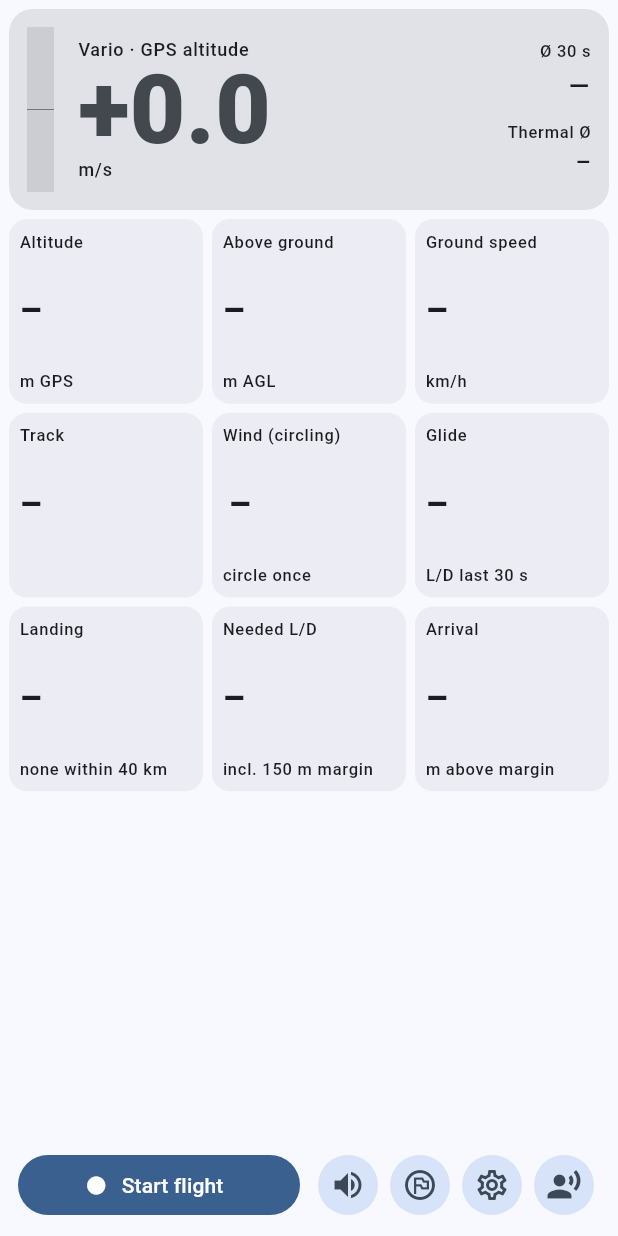
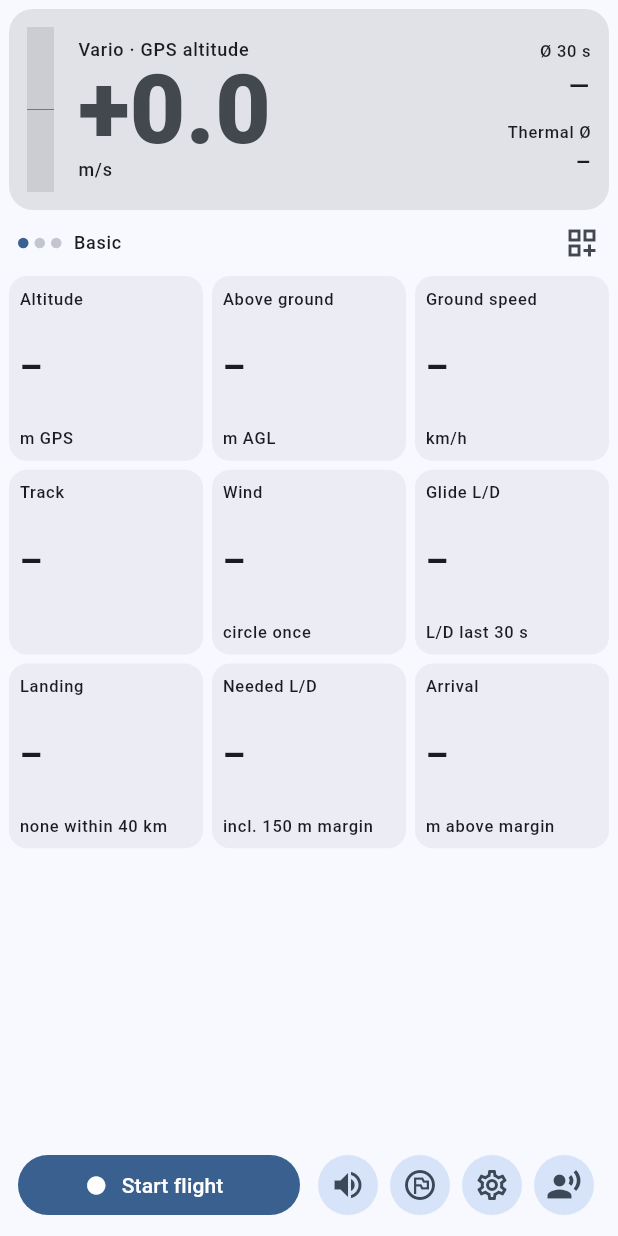
Before and after one commit to nevbie/aeric, a Flutter app: the FlightScreen widget shown alone on an empty page, opened directly, on a phone screen of 412 x 824 dp. Run offline on Flutter 3.47's test engine with Material 3 defaults, Android fonts, the phone set to English and light mode, and no system bars; our stand-ins replace file_picker, flutter_map, flutter_tts, geolocator, latlong2, sensors_plus and 3 more; missing offline and left inert: flutter_pcm_sound, mobile_scanner, universal_ble; accounts and stored records are empty; network calls fail.

Commit message:
Customisable instrument pages; v0.3 docs
- 17 instruments (altitude, AGL, speed, track, wind, glide, landing, needed
  L/D, arrival, 30 s / thermal average, thermal gain, flight time, task next /
  goal, airspace, max altitude) on swipeable pages
- Edit mode: tap a tile to swap or remove it (chip picker that fits one
  screen), add tiles and pages, delete pages, reset; layouts saved as JSON
- Default pages Basic, XC and Safety
- README/PLAN: v0.3 features
- 95 tests

Co-Authored-By: Claude Opus 5.5 <noreply@anthropic.com>
Claude-Session: https://claude.ai/code/session_018njfNpXsXV8e3jDyTF5WCn

```diff
--- a/lib/services/settings.dart
+++ b/lib/services/settings.dart
@@ -27,6 +27,9 @@ class Settings extends ChangeNotifier {
   double volume = 0.6;
   bool voice = true;
 
+  /// Instrument page layouts (JSON, see ui/instruments.dart); null = defaults.
+  String? pagesJson;
+
   /// Manual QNH in hPa; null = calibrate automatically on the launch height / GPS.
   double? qnhHpa;
 
@@ -47,6 +50,7 @@ class Settings extends ChangeNotifier {
       volume = p.getDouble('volume') ?? volume;
       voice = p.getBool('voice') ?? voice;
       qnhHpa = p.getDouble('qnh');
+      pagesJson = p.getString('pages');
     } catch (e) {
       debugPrint('settings: $e');
     }
@@ -67,6 +71,11 @@ class Settings extends ChangeNotifier {
     await p.setDouble('sink', sinkAlarmMs);
     await p.setDouble('volume', volume);
     await p.setBool('voice', voice);
+    if (pagesJson == null) {
+      await p.remove('pages');
+    } else {
+      await p.setString('pages', pagesJson!);
+    }
     if (qnhHpa == null) {
       await p.remove('qnh');
     } else {
--- a/lib/ui/flight_screen.dart
+++ b/lib/ui/flight_screen.dart
@@ -10,6 +10,7 @@ import '../services/settings.dart';
 import '../services/task_store.dart';
 import '../core/task/task.dart';
 import 'common.dart';
+import 'instruments.dart';
 import 'settings_screen.dart';
 import 'task_sheet.dart';
 import 'thermal_assistant_view.dart';
@@ -24,48 +25,12 @@ class FlightScreen extends StatelessWidget {
     return ListenableBuilder(
       listenable: Listenable.merge([fc, TaskStore.instance]),
       builder: (context, _) {
-        final f = fc.fix;
-        final fg = fc.finalGlideToLanding;
-        final w = fc.wind;
         return Column(children: [
           if (fc.airspaceWarnings.isNotEmpty) _AirspaceBanner(fc.airspaceWarnings),
           _VarioPanel(fc.varioMs, fc.avg30Ms, fc.thermalAvgMs, fc.thermalGainM, fc.varioSource),
           if (fc.assist case final a?) ThermalAssistantView(a, trackDeg: fc.trackDeg),
           if (TaskStore.instance.task != null) _TaskCard(fc),
-          Expanded(
-            child: GridView.count(
-              crossAxisCount: 3,
-              childAspectRatio: 1.05,
-              padding: const EdgeInsets.all(6),
-              mainAxisSpacing: 6,
-              crossAxisSpacing: 6,
-              children: [
-                _Tile('Altitude', f == null ? '–' : '${f.altM.round()}', 'm${fc.hasBarometer ? ' baro' : ' GPS'}'),
-                _Tile('Above ground', fc.aglM == null ? '–' : '${fc.aglM!.round()}', 'm AGL'),
-                _Tile('Ground speed', f == null ? '–' : fc.groundSpeedKmh.toStringAsFixed(0), 'km/h'),
-                _Tile('Track', fc.trackDeg == null ? '–' : '${fc.trackDeg!.round()}°', fc.trackDeg == null ? '' : compass(fc.trackDeg!)),
-                _WindTile(w?.fromDeg, w?.speedKmh, fc.trackDeg),
-                _Tile('Glide', fc.glideRatio == null ? '–' : fc.glideRatio!.toStringAsFixed(1), 'L/D last 30 s'),
-                _Tile(
-                  'Landing',
-                  fg == null ? '–' : '${fg.distanceKm.toStringAsFixed(1)} km',
-                  fc.landing == null || fg == null ? 'none within 40 km' : '${fc.landing!.name} · ${compass(fg.bearingDeg)}',
-                ),
-                _Tile(
-                  'Needed L/D',
-                  fg?.requiredGlideRatio == null ? '–' : fg!.requiredGlideRatio!.toStringAsFixed(1),
-                  'incl. ${Settings.instance.safetyMarginM.round()} m margin',
-                  color: fg == null ? null : (fg.reachable ? goColor : noGoColor),
-                ),
-                _Tile(
-                  'Arrival',
-                  fg == null || fg.arrivalHeightM.isInfinite ? '–' : '${fg.arrivalHeightM.round()}',
-                  'm above margin',
-                  color: fg == null ? null : (fg.reachable ? goColor : noGoColor),
-                ),
-              ],
-            ),
-          ),
+          Expanded(child: _InstrumentPages(fc)),
           if (fc.error != null) ErrorText(fc.error!),
           Padding(
             padding: const EdgeInsets.fromLTRB(12, 0, 12, 10),
@@ -227,74 +192,6 @@ class _BarPainter extends CustomPainter {
   bool shouldRepaint(_BarPainter old) => old.v != v || old.color != color;
 }
 
-class _Tile extends StatelessWidget {
-  const _Tile(this.label, this.value, this.unit, {this.color});
-  final String label;
-  final String value;
-  final String unit;
-  final Color? color;
-
-  @override
-  Widget build(BuildContext context) {
-    final t = Theme.of(context).textTheme;
-    return Container(
-      padding: const EdgeInsets.all(7),
-      decoration: BoxDecoration(
-        color: Theme.of(context).colorScheme.surfaceContainer,
-        borderRadius: BorderRadius.circular(12),
-      ),
-      child: Column(crossAxisAlignment: CrossAxisAlignment.start, children: [
-        Text(label, style: t.labelSmall, maxLines: 1, overflow: TextOverflow.ellipsis),
-        // The value takes the remaining height and shrinks on small screens.
-        Expanded(
-          child: FittedBox(
-            fit: BoxFit.scaleDown,
-            alignment: Alignment.centerLeft,
-            child: Text(value, style: t.headlineSmall?.copyWith(fontWeight: FontWeight.w700, color: color)),
-          ),
-        ),
-        Text(unit, style: t.labelSmall, maxLines: 1, overflow: TextOverflow.ellipsis),
-      ]),
-    );
-  }
-}
-
-class _WindTile extends StatelessWidget {
-  const _WindTile(this.fromDeg, this.speedKmh, this.trackDeg);
-  final double? fromDeg;
-  final double? speedKmh;
-  final double? trackDeg;
-
-  @override
-  Widget build(BuildContext context) {
-    final t = Theme.of(context).textTheme;
-    return Container(
-      padding: const EdgeInsets.all(7),
-      decoration: BoxDecoration(
-        color: Theme.of(context).colorScheme.surfaceContainer,
-        borderRadius: BorderRadius.circular(12),
-      ),
-      child: Column(crossAxisAlignment: CrossAxisAlignment.start, children: [
-        Text('Wind (circling)', style: t.labelSmall, maxLines: 1, overflow: TextOverflow.ellipsis),
-        Expanded(
-          child: FittedBox(
-            fit: BoxFit.scaleDown,
-            alignment: Alignment.centerLeft,
-            child: Row(mainAxisSize: MainAxisSize.min, children: [
-              if (fromDeg != null)
-                // Arrow points where the wind blows to.
-                Transform.rotate(angle: (fromDeg! + 180) * math.pi / 180, child: const Icon(Icons.navigation, size: 22)),
-              const SizedBox(width: 4),
-              Text(speedKmh == null ? '–' : speedKmh!.toStringAsFixed(0), style: t.headlineSmall?.copyWith(fontWeight: FontWeight.w700)),
-            ]),
-          ),
-        ),
-        Text(fromDeg == null ? 'circle once' : 'km/h from ${compass(fromDeg!)}', style: t.labelSmall, maxLines: 1),
-      ]),
-    );
-  }
-}
-
 class _TaskCard extends StatelessWidget {
   const _TaskCard(this.fc);
   final FlightController fc;
@@ -339,3 +236,154 @@ class _TaskCard extends StatelessWidget {
     );
   }
 }
+
+/// Swipeable pages of instrument tiles; editable (tap a tile to change it).
+class _InstrumentPages extends StatefulWidget {
+  const _InstrumentPages(this.fc);
+  final FlightController fc;
+
+  @override
+  State<_InstrumentPages> createState() => _InstrumentPagesState();
+}
+
+class _InstrumentPagesState extends State<_InstrumentPages> {
+  final _controller = PageController();
+  late List<InstrumentPage> pages = decodePages(Settings.instance.pagesJson);
+  int page = 0;
+  bool editing = false;
+
+  @override
+  void dispose() {
+    _controller.dispose();
+    super.dispose();
+  }
+
+  void _save() {
+    Settings.instance.update((s) => s.pagesJson = encodePages(pages));
+    setState(() {});
+  }
+
+  Future<void> _pick(int pageIndex, int? tileIndex) async {
+    final choice = await showModalBottomSheet<Object>(
+      context: context,
+      showDragHandle: true,
+      isScrollControlled: true, // as tall as the chips need
+      builder: (ctx) => SafeArea(
+        child: SingleChildScrollView(
+          padding: const EdgeInsets.fromLTRB(16, 0, 16, 16),
+          // Chips instead of a long list: everything fits on one screen.
+          child: Wrap(spacing: 8, runSpacing: 4, children: [
+            if (tileIndex != null)
+              ActionChip(
+                avatar: const Icon(Icons.delete_outline, size: 18),
+                label: const Text('Remove tile'),
+                onPressed: () => Navigator.pop(ctx, 'remove'),
+              ),
+            for (final i in Instrument.values) ActionChip(label: Text(i.label), onPressed: () => Navigator.pop(ctx, i)),
+          ]),
+        ),
+      ),
+    );
+    if (choice == null) return;
+    final tiles = pages[pageIndex].tiles;
+    if (choice == 'remove' && tileIndex != null) {
+      tiles.removeAt(tileIndex);
+    } else if (choice is Instrument) {
+      tileIndex == null ? tiles.add(choice) : tiles[tileIndex] = choice;
+    }
+    _save();
+  }
+
+  @override
+  Widget build(BuildContext context) {
+    final t = Theme.of(context).textTheme;
+    return Column(children: [
+      Padding(
+        padding: const EdgeInsets.fromLTRB(12, 2, 4, 0),
+        child: Row(children: [
+          for (var i = 0; i < pages.length; i++)
+            Padding(
+              padding: const EdgeInsets.only(right: 4),
+              child: Container(
+                width: 7,
+                height: 7,
+                decoration: BoxDecoration(
+                  shape: BoxShape.circle,
+                  color: i == page ? Theme.of(context).colorScheme.primary : Theme.of(context).colorScheme.outlineVariant,
+                ),
+              ),
+            ),
+          const SizedBox(width: 4),
+          Expanded(child: Text(pages[page].name, style: t.labelMedium, overflow: TextOverflow.ellipsis)),
+          if (editing) ...[
+            IconButton(
+              visualDensity: VisualDensity.compact,
+              tooltip: 'Add page',
+              icon: const Icon(Icons.add_box_outlined),
+              onPressed: () {
+                pages.add(InstrumentPage('Page ${pages.length + 1}', [Instrument.altitude, Instrument.groundSpeed]));
+                _save();
+              },
+            ),
+            if (pages.length > 1)
+              IconButton(
+                visualDensity: VisualDensity.compact,
+                tooltip: 'Delete page',
+                icon: const Icon(Icons.delete_outline),
+                onPressed: () {
+                  pages.removeAt(page);
+                  page = 0;
+                  _controller.jumpToPage(0);
+                  _save();
+                },
+              ),
+            IconButton(
+              visualDensity: VisualDensity.compact,
+              tooltip: 'Reset pages',
+              icon: const Icon(Icons.restart_alt),
+              onPressed: () {
+                pages = defaultPages();
+                page = 0;
+                _controller.jumpToPage(0);
+                Settings.instance.update((s) => s.pagesJson = null);
+                setState(() {});
+              },
+            ),
+          ],
+          IconButton(
+            visualDensity: VisualDensity.compact,
+            tooltip: editing ? 'Done' : 'Edit pages',
+            icon: Icon(editing ? Icons.check : Icons.dashboard_customize_outlined),
+            onPressed: () => setState(() => editing = !editing),
+          ),
+        ]),
+      ),
+      Expanded(
+        child: PageView.builder(
+          controller: _controller,
+          itemCount: pages.length,
+          onPageChanged: (i) => setState(() => page = i),
+          itemBuilder: (context, pi) {
+            final tiles = pages[pi].tiles;
+            return GridView.count(
+              crossAxisCount: 3,
+              childAspectRatio: 1.05,
+              padding: const EdgeInsets.fromLTRB(6, 2, 6, 6),
+              mainAxisSpacing: 6,
+              crossAxisSpacing: 6,
+              children: [
+                for (var i = 0; i < tiles.length; i++)
+                  InstrumentTile(tiles[i], widget.fc, editing: editing, onTap: editing ? () => _pick(pi, i) : null),
+                if (editing)
+                  OutlinedButton(
+                    onPressed: () => _pick(pi, null),
+                    child: const Icon(Icons.add),
+                  ),
+              ],
+            );
+          },
+        ),
+      ),
+    ]);
+  }
+}
--- /dev/null
+++ b/lib/ui/instruments.dart
@@ -0,0 +1,184 @@
+import 'dart:convert';
+import 'dart:math' as math;
+
+import 'package:flutter/material.dart';
+
+import '../core/flight/geo.dart';
+import '../core/geo.dart';
+import '../services/flight_controller.dart';
+import '../services/settings.dart';
+import '../services/task_store.dart';
+import 'common.dart';
+
+/// Everything that can be put on an instrument page.
+enum Instrument {
+  altitude('Altitude'),
+  agl('Above ground'),
+  groundSpeed('Ground speed'),
+  track('Track'),
+  wind('Wind'),
+  glide('Glide L/D'),
+  landing('Landing'),
+  neededLd('Needed L/D'),
+  arrival('Arrival'),
+  avg30('Average 30 s'),
+  thermalAvg('Thermal average'),
+  thermalGain('Thermal gain'),
+  flightTime('Flight time'),
+  taskNext('Task: next'),
+  taskGoal('Task: goal'),
+  airspace('Airspace'),
+  maxAlt('Max altitude');
+
+  const Instrument(this.label);
+  final String label;
+
+  static Instrument? byName(String n) => Instrument.values.where((i) => i.name == n).firstOrNull;
+}
+
+/// One page of tiles.
+class InstrumentPage {
+  InstrumentPage(this.name, this.tiles);
+  String name;
+  List<Instrument> tiles;
+
+  Map<String, dynamic> toJson() => {'name': name, 'tiles': [for (final t in tiles) t.name]};
+  factory InstrumentPage.fromJson(Map<String, dynamic> j) => InstrumentPage(
+        '${j['name'] ?? 'Page'}',
+        (j['tiles'] as List? ?? const []).cast<String>().map(Instrument.byName).whereType<Instrument>().toList(),
+      );
+}
+
+List<InstrumentPage> defaultPages() => [
+      InstrumentPage('Basic', [
+        Instrument.altitude, Instrument.agl, Instrument.groundSpeed, Instrument.track, Instrument.wind,
+        Instrument.glide, Instrument.landing, Instrument.neededLd, Instrument.arrival,
+      ]),
+      InstrumentPage('XC', [
+        Instrument.thermalAvg, Instrument.thermalGain, Instrument.avg30, Instrument.wind, Instrument.glide,
+        Instrument.altitude, Instrument.taskNext, Instrument.taskGoal, Instrument.flightTime,
+      ]),
+      InstrumentPage('Safety', [
+        Instrument.airspace, Instrument.agl, Instrument.landing, Instrument.arrival, Instrument.neededLd,
+        Instrument.maxAlt,
+      ]),
+    ];
+
+String encodePages(List<InstrumentPage> pages) => jsonEncode([for (final p in pages) p.toJson()]);
+
+List<InstrumentPage> decodePages(String? json) {
+  if (json == null) return defaultPages();
+  try {
+    final pages = (jsonDecode(json) as List).cast<Map<String, dynamic>>().map(InstrumentPage.fromJson).toList();
+    return pages.isEmpty ? defaultPages() : pages;
+  } catch (_) {
+    return defaultPages();
+  }
+}
+
+/// Value, unit and colour of an instrument for the current flight state.
+(String, String, Color?) instrumentValue(Instrument i, FlightController fc) {
+  final f = fc.fix;
+  final fg = fc.finalGlideToLanding;
+  String n(double? v, [int d = 0]) => v == null ? '–' : v.toStringAsFixed(d);
+  Color? reach(bool ok) => ok ? goColor : noGoColor;
+  switch (i) {
+    case Instrument.altitude:
+      return (n(f?.altM), 'm${fc.hasBarometer ? ' baro' : ' GPS'}', null);
+    case Instrument.agl:
+      return (n(fc.aglM), 'm AGL', null);
+    case Instrument.groundSpeed:
+      return (f == null ? '–' : n(fc.groundSpeedKmh), 'km/h', null);
+    case Instrument.track:
+      return (fc.trackDeg == null ? '–' : '${fc.trackDeg!.round()}°', fc.trackDeg == null ? '' : compass(fc.trackDeg!), null);
+    case Instrument.wind:
+      final w = fc.wind;
+      return (w == null ? '–' : n(w.speedKmh), w == null ? 'circle once' : 'km/h from ${compass(w.fromDeg)}', null);
+    case Instrument.glide:
+      return (n(fc.glideRatio, 1), 'L/D last 30 s', null);
+    case Instrument.landing:
+      return (
+        fg == null ? '–' : '${fg.distanceKm.toStringAsFixed(1)} km',
+        fc.landing == null || fg == null ? 'none within 40 km' : '${fc.landing!.name} · ${compass(fg.bearingDeg)}',
+        null
+      );
+    case Instrument.neededLd:
+      return (n(fg?.requiredGlideRatio, 1), 'incl. ${Settings.instance.safetyMarginM.round()} m margin', fg == null ? null : reach(fg.reachable));
+    case Instrument.arrival:
+      return (
+        fg == null || fg.arrivalHeightM.isInfinite ? '–' : '${fg.arrivalHeightM.round()}',
+        'm above margin',
+        fg == null ? null : reach(fg.reachable)
+      );
+    case Instrument.avg30:
+      return (n(fc.avg30Ms, 1), 'm/s', null);
+    case Instrument.thermalAvg:
+      return (n(fc.thermalAvgMs, 1), 'm/s in thermal', null);
+    case Instrument.thermalGain:
+      return (fc.thermalGainM == null ? '–' : '+${fc.thermalGainM!.round()}', 'm this thermal', null);
+    case Instrument.flightTime:
+      final t = fc.takeoffTime;
+      if (t == null || f == null) return ('–', 'not flying', null);
+      final d = f.time.difference(t);
+      return ('${d.inHours}:${(d.inMinutes % 60).toString().padLeft(2, '0')}', 'h:min', null);
+    case Instrument.taskNext:
+      final p = TaskStore.instance.progress;
+      final r = fc.taskRoute;
+      if (p?.nextTurnpoint == null || r == null || r.legsM.isEmpty || f == null) return ('–', p == null ? 'no task' : 'next', null);
+      final touch = r.points.first;
+      return ('${(r.legsM.first / 1000).toStringAsFixed(1)} km', '${p!.nextTurnpoint!.name} · ${compass(bearingDeg(f.lat, f.lon, touch.$1, touch.$2))}', null);
+    case Instrument.taskGoal:
+      final r = fc.taskRoute;
+      return (r == null ? '–' : '${(r.totalM / 1000).toStringAsFixed(1)} km', fc.taskRequiredGlide == null ? 'to goal' : 'L/D ${n(fc.taskRequiredGlide, 1)}', null);
+    case Instrument.airspace:
+      final w = fc.airspaceWarnings.firstOrNull;
+      if (w == null) return ('clear', 'airspace', goColor);
+      return (w.horizontalM == 0 ? 'IN' : '${w.horizontalM.round()} m', '${w.airspace.cls} ${w.airspace.name}', noGoColor);
+    case Instrument.maxAlt:
+      final alts = fc.track.map((x) => x.altM);
+      return (alts.isEmpty ? '–' : '${alts.reduce(math.max).round()}', 'm max', null);
+  }
+}
+
+class InstrumentTile extends StatelessWidget {
+  const InstrumentTile(this.instrument, this.fc, {super.key, this.editing = false, this.onTap});
+  final Instrument instrument;
+  final FlightController fc;
+  final bool editing;
+  final VoidCallback? onTap;
+
+  @override
+  Widget build(BuildContext context) {
+    final t = Theme.of(context).textTheme;
+    final (value, unit, color) = instrumentValue(instrument, fc);
+    return GestureDetector(
+      onTap: onTap,
+      child: Container(
+        padding: const EdgeInsets.all(7),
+        decoration: BoxDecoration(
+          color: Theme.of(context).colorScheme.surfaceContainer,
+          borderRadius: BorderRadius.circular(12),
+          border: editing ? Border.all(color: Theme.of(context).colorScheme.primary, width: 2) : null,
+        ),
+        child: Column(crossAxisAlignment: CrossAxisAlignment.start, children: [
+          Row(children: [
+            Expanded(child: Text(instrument.label, style: t.labelSmall, maxLines: 1, overflow: TextOverflow.ellipsis)),
+            if (editing) const Icon(Icons.edit, size: 14),
+          ]),
+          Expanded(
+            child: FittedBox(
+              fit: BoxFit.scaleDown,
+              alignment: Alignment.centerLeft,
+              child: Row(mainAxisSize: MainAxisSize.min, children: [
+                if (instrument == Instrument.wind && fc.wind != null)
+                  Transform.rotate(angle: (fc.wind!.fromDeg + 180) * math.pi / 180, child: const Icon(Icons.navigation, size: 22)),
+                Text(value, style: t.headlineSmall?.copyWith(fontWeight: FontWeight.w700, color: color)),
+              ]),
+            ),
+          ),
+          Text(unit, style: t.labelSmall, maxLines: 1, overflow: TextOverflow.ellipsis),
+        ]),
+      ),
+    );
+  }
+}
```
Also changed, not shown: 3 other files.
